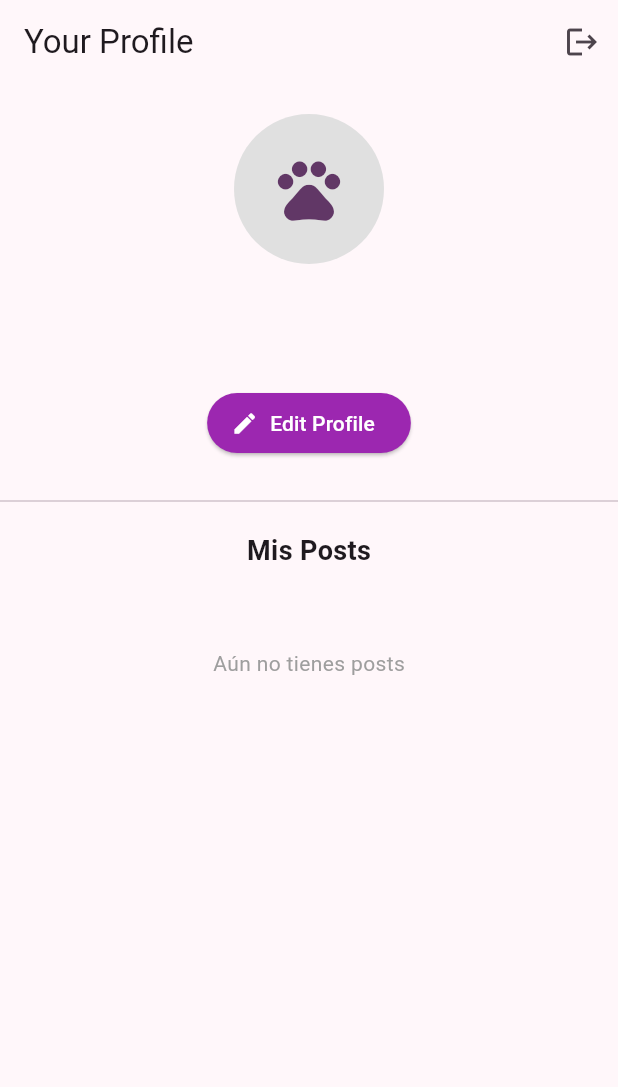
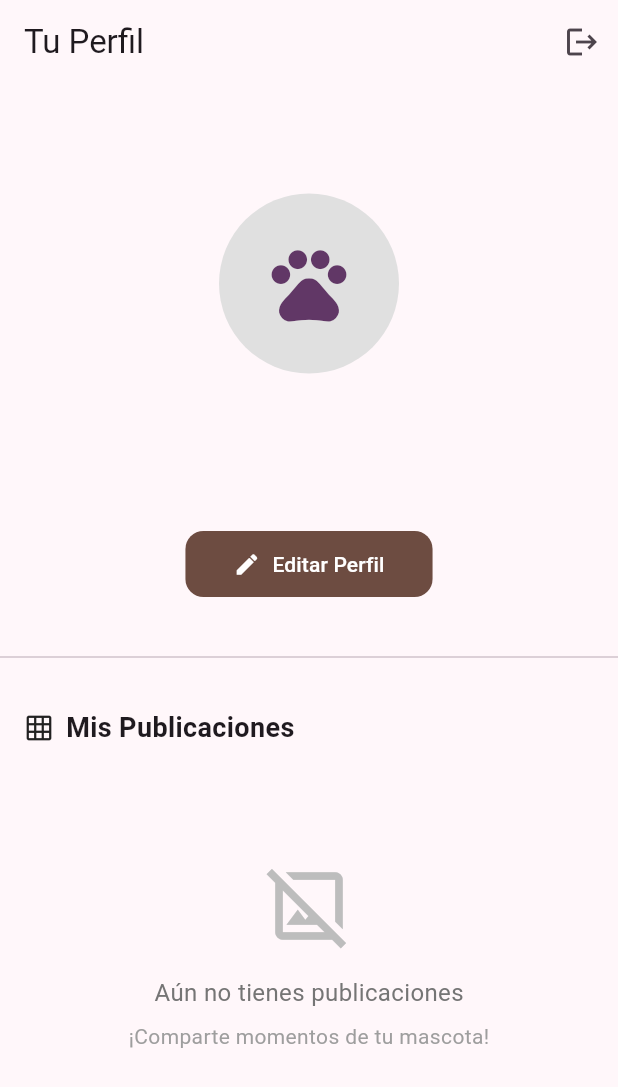
Before and after one commit to RJoel158/PawGram, a Flutter app: the ProfilePage screen opened directly, on a phone screen of 412 x 824 dp. Shown: the top 1087 px of the screen. Run offline on Flutter 3.47's test engine with Material 3 defaults, Android fonts, the phone set to English and light mode, and no system bars; our stand-ins replace cached_network_image, firebase_auth, firebase_core, firebase_database, firebase_storage, image_picker; accounts and stored records are empty.

Commit message:
UI: Crear post y perfil responsive

```diff
--- a/lib/ui/auth/profile/profile_page.dart
+++ b/lib/ui/auth/profile/profile_page.dart
@@ -15,7 +15,7 @@ class ProfilePage extends StatelessWidget {
 
     return Scaffold(
       appBar: AppBar(
-        title: const Text("Your Profile"),
+        title: const Text("Tu Perfil"),
         automaticallyImplyLeading: false,
         actions: [
           IconButton(
@@ -46,37 +46,45 @@ class ProfilePage extends StatelessWidget {
             photoUrl = userData?['photoUrl'] ?? '';
           }
 
-          return SingleChildScrollView(
+          return Center(
+            child: ConstrainedBox(
+              constraints: const BoxConstraints(maxWidth: 800),
+              child: SingleChildScrollView(
                 child: Column(
                   children: [
-                const SizedBox(height: 20),
+                    const SizedBox(height: 30),
+                    // Avatar y info del usuario
                     CircleAvatar(
-                  radius: 50,
+                      radius: 60,
                       backgroundImage: photoUrl.isNotEmpty
                           ? NetworkImage(photoUrl)
                           : null,
                       backgroundColor: Colors.grey.shade300,
                       child: photoUrl.isEmpty
-                      ? const Icon(Icons.pets, size: 50)
+                          ? const Icon(Icons.pets, size: 60)
                           : null,
                     ),
-                const SizedBox(height: 10),
+                    const SizedBox(height: 16),
                     Text(
                       username,
                       style: const TextStyle(
-                    fontSize: 22,
+                        fontSize: 24,
                         fontWeight: FontWeight.bold,
                       ),
                     ),
+                    const SizedBox(height: 8),
                     Padding(
-                  padding: const EdgeInsets.symmetric(horizontal: 20),
+                      padding: const EdgeInsets.symmetric(horizontal: 40),
                       child: Text(
                         bio,
                         textAlign: TextAlign.center,
-                    style: TextStyle(color: Colors.grey.shade700),
+                        style: TextStyle(
+                          color: Colors.grey.shade700,
+                          fontSize: 15,
                         ),
                       ),
-                const SizedBox(height: 20),
+                    ),
+                    const SizedBox(height: 24),
                     ElevatedButton.icon(
                       onPressed: () {
                         Navigator.push(
@@ -91,19 +99,37 @@ class ProfilePage extends StatelessWidget {
                         );
                       },
                       icon: const Icon(Icons.edit),
-                  label: const Text("Edit Profile"),
+                      label: const Text("Editar Perfil"),
                       style: ElevatedButton.styleFrom(
-                    backgroundColor: Colors.purple,
+                        backgroundColor: Colors.brown.shade600,
                         foregroundColor: Colors.white,
+                        padding: const EdgeInsets.symmetric(
+                          horizontal: 32,
+                          vertical: 12,
+                        ),
+                        shape: RoundedRectangleBorder(
+                          borderRadius: BorderRadius.circular(12),
+                        ),
+                        elevation: 0,
                       ),
                     ),
-                const SizedBox(height: 20),
+                    const SizedBox(height: 30),
                     const Divider(),
+                    const SizedBox(height: 10),
                     const Padding(
-                  padding: EdgeInsets.all(12.0),
-                  child: Text(
-                    "Mis Posts",
-                    style: TextStyle(fontSize: 18, fontWeight: FontWeight.bold),
+                      padding: EdgeInsets.all(16.0),
+                      child: Row(
+                        children: [
+                          Icon(Icons.grid_on, size: 20),
+                          SizedBox(width: 8),
+                          Text(
+                            "Mis Publicaciones",
+                            style: TextStyle(
+                              fontSize: 18,
+                              fontWeight: FontWeight.bold,
+                            ),
+                          ),
+                        ],
                       ),
                     ),
                     // Grid de posts del usuario
@@ -116,47 +142,74 @@ class ProfilePage extends StatelessWidget {
                       builder: (context, postsSnapshot) {
                         if (!postsSnapshot.hasData ||
                             postsSnapshot.data!.snapshot.value == null) {
-                      return const Padding(
-                        padding: EdgeInsets.all(40.0),
-                        child: Center(
-                          child: Text(
-                            'Aún no tienes posts',
-                            style: TextStyle(color: Colors.grey),
+                          return Padding(
+                            padding: const EdgeInsets.all(60.0),
+                            child: Column(
+                              children: [
+                                Icon(
+                                  Icons.image_not_supported_outlined,
+                                  size: 60,
+                                  color: Colors.grey.shade400,
                                 ),
+                                const SizedBox(height: 16),
+                                Text(
+                                  'Aún no tienes publicaciones',
+                                  style: TextStyle(
+                                    color: Colors.grey.shade600,
+                                    fontSize: 16,
+                                  ),
+                                ),
+                                const SizedBox(height: 8),
+                                Text(
+                                  '¡Comparte momentos de tu mascota!',
+                                  style: TextStyle(
+                                    color: Colors.grey.shade500,
+                                    fontSize: 14,
+                                  ),
+                                ),
+                              ],
                             ),
                           );
                         }
 
-                    final postsMap = postsSnapshot.data!.snapshot.value as Map;
+                        final postsMap =
+                            postsSnapshot.data!.snapshot.value as Map;
                         final posts = postsMap.entries.map((e) {
-                      final data = Map<String, dynamic>.from(e.value as Map);
+                          final data =
+                              Map<String, dynamic>.from(e.value as Map);
                           data['postId'] = e.key;
                           return data;
                         }).toList();
 
+                        // Calcular número de columnas según ancho
+                        final screenWidth = MediaQuery.of(context).size.width;
+                        final constrainedWidth =
+                            screenWidth > 800 ? 800 : screenWidth;
+                        final crossAxisCount = constrainedWidth > 600 ? 4 : 3;
+
                         return GridView.builder(
-                      padding: const EdgeInsets.all(12),
+                          padding: const EdgeInsets.all(16),
                           shrinkWrap: true,
                           physics: const NeverScrollableScrollPhysics(),
                           itemCount: posts.length,
                           gridDelegate:
-                          const SliverGridDelegateWithFixedCrossAxisCount(
-                            crossAxisCount: 3,
-                            mainAxisSpacing: 5,
-                            crossAxisSpacing: 5,
+                              SliverGridDelegateWithFixedCrossAxisCount(
+                            crossAxisCount: crossAxisCount,
+                            mainAxisSpacing: 8,
+                            crossAxisSpacing: 8,
                           ),
                           itemBuilder: (context, index) {
                             final post = posts[index];
                             final mediaUrl = post['mediaUrl'] ?? '';
 
                             return ClipRRect(
-                          borderRadius: BorderRadius.circular(4),
+                              borderRadius: BorderRadius.circular(8),
                               child: mediaUrl.isNotEmpty
                                   ? CachedNetworkImage(
                                       imageUrl: mediaUrl,
                                       fit: BoxFit.cover,
                                       placeholder: (context, url) => Container(
-                                    color: Colors.grey.shade300,
+                                        color: Colors.grey.shade200,
                                         child: const Center(
                                           child: CircularProgressIndicator(
                                             strokeWidth: 2,
@@ -181,7 +234,10 @@ class ProfilePage extends StatelessWidget {
                         );
                       },
                     ),
+                    const SizedBox(height: 20),
                   ],
+                ),
+              ),
             ),
           );
         },
```
Also changed, not shown: lib/ui/auth/posts/create_post_page.dart (+52 -16 lines). Lines whose indentation alone changed are shown as unchanged.
